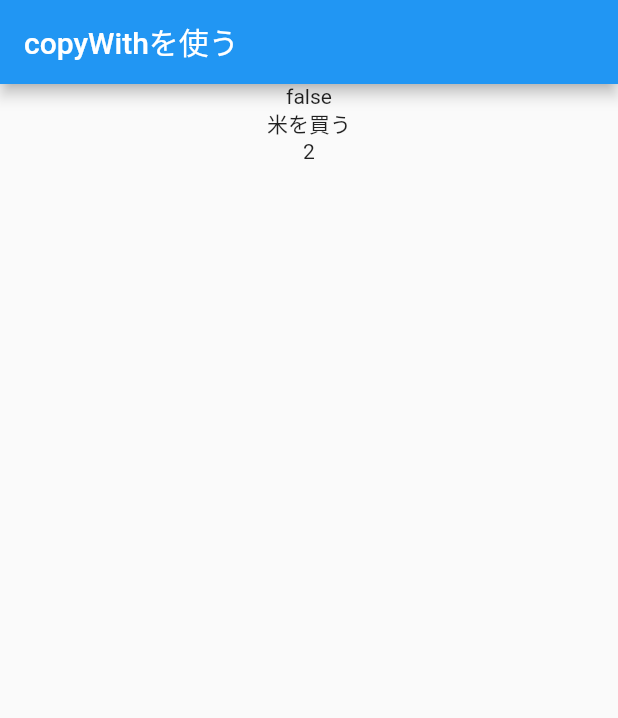
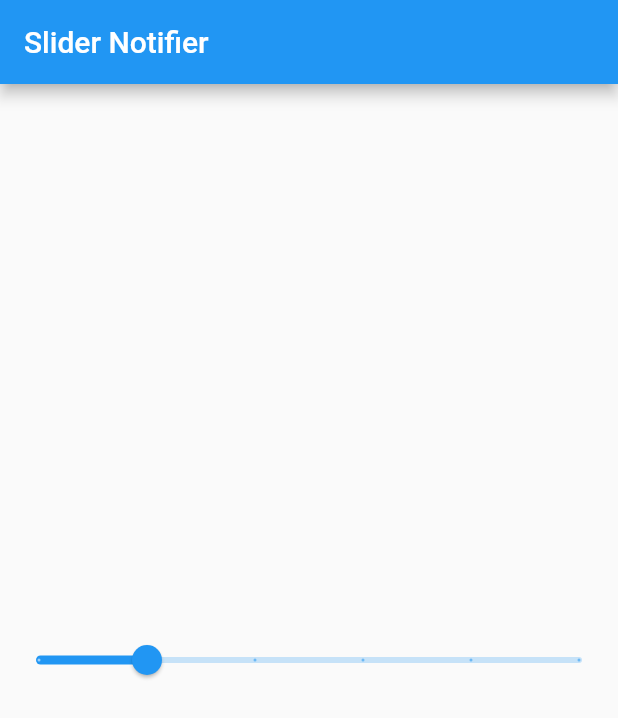
Before and after one commit to sakurakotubaki/OrechanzRiverpod, a Flutter app: the screen it shows after launch, on a phone screen of 412 x 824 dp. Shown: the top 718 px of the screen. Run offline on Flutter 3.47's test engine with Material 2 defaults, Android fonts, the phone set to English and light mode, and no system bars; our stand-ins replace flutter_riverpod, freezed_annotation.

Commit message:
doc: slider radiobutton

```diff
--- a/lib/main.dart
+++ b/lib/main.dart
@@ -1,22 +1,7 @@
 
 import 'package:flutter/material.dart';
 import 'package:flutter_riverpod/flutter_riverpod.dart';
-import 'package:orechanz/pages/todo/todo_page.dart';
-
-enum Gender { male, female }
-
-final genderProvider = NotifierProvider<CounterNotifier, Gender>(CounterNotifier.new);
-
-class CounterNotifier extends Notifier<Gender> {
-  @override
-   build() {
-    return Gender.female;
-  }
-
-  void updateGender(Gender value) {
-    state = value;
-  }
-}
+import 'package:orechanz/pages/widget/slider/slider_example.dart';
 
 void main() {
   runApp(
@@ -35,50 +20,7 @@ class MyApp extends ConsumerWidget {
   Widget build(BuildContext context, WidgetRef ref) {
 
     return MaterialApp(
-      home: TodoPage(),
+      home: SliderExample(),
     );
   }
 }
-
-// class Home extends ConsumerWidget {
-//   const Home({super.key});
-
-//   @override
-//   Widget build(BuildContext context, WidgetRef ref) {
-//     // ref.watchで、genderProviderを監視
-//     final gender = ref.watch(genderProvider);
-
-//     return Scaffold(
-//       appBar: AppBar(
-//         title: Text('Gender Selection'),
-//       ),
-//       body: Column(
-//         children: <Widget>[
-//           // ListTileを使って、RadioListTileを作成
-//           ListTile(
-//             title: const Text('男性'),
-//             leading: Radio<Gender>(
-//               value: Gender.male,// ここでenumの値を指定
-//               groupValue: gender,// ref.watchで、男性か女性かを監視
-//               // ref.readで、updateGenderを呼び出す
-//               onChanged: (Gender? value) {
-//                 ref.read(genderProvider.notifier).updateGender(value!);
-//               },
-//             ),
-//           ),
-//           ListTile(
-//             title: const Text('女性'),
-//             leading: Radio<Gender>(
-//               value: Gender.female,// ここでenumの値を指定
-//               groupValue: gender,// ref.watchで、男性か女性かを監視
-//               onChanged: (Gender? value) {
-//                 // ref.readで、updateGenderを呼び出す
-//                 ref.read(genderProvider.notifier).updateGender(value!);
-//               },
-//             ),
-//           ),
-//         ],
-//       ),
-//     );
-//   }
-// }
--- a/lib/model/todo/todo.dart
+++ b/lib/model/todo/todo.dart
@@ -5,13 +5,15 @@ part 'todo.freezed.dart';
 part 'todo.g.dart';
 
 // flutter pub run build_runner watch
-
+/* 動画撮影しているときは、なぜかboolで@Defaultの設定できなかった?
+コード修正して、コマンドをもう一度実行したら、boolで@Defaultの設定できた。
+*/
 @freezed
 class Todo with _$Todo {
   const factory Todo({
     @Default('') String task,
     @Default(0) int count,
-    required bool isDone,
+    @Default(false) bool isDone,
   }) = _Todo;
 
   factory Todo.fromJson(Map<String, Object?> json)
--- a/lib/pages/todo/todo_page.dart
+++ b/lib/pages/todo/todo_page.dart
@@ -12,7 +12,7 @@ class TodoPage extends ConsumerStatefulWidget {
 
 class _TodoPageState extends ConsumerState<TodoPage> {
   // Freezedはimuutableなので、copyWithで値を変更する
-  var todos = const Todo(isDone: false).copyWith(task: '米を買う', count: 2);
+  var todos = const Todo().copyWith(task: '米を買う', count: 2);
 
   @override
   void initState() {
--- /dev/null
+++ b/lib/pages/widget/radio_button/gender.dart
@@ -0,0 +1 @@
+enum Gender { male, female }
--- /dev/null
+++ b/lib/pages/widget/radio_button/gender_notifier.dart
@@ -0,0 +1,15 @@
+import 'package:flutter_riverpod/flutter_riverpod.dart';
+import 'package:orechanz/pages/widget/radio_button/gender.dart';
+
+final genderProvider = NotifierProvider<GenderNotifier, Gender>(GenderNotifier.new);
+
+class GenderNotifier extends Notifier<Gender> {
+  @override
+   build() {
+    return Gender.female;
+  }
+
+  void updateGender(Gender value) {
+    state = value;
+  }
+}
--- /dev/null
+++ b/lib/pages/widget/slider/slider_example.dart
@@ -0,0 +1,26 @@
+import 'package:flutter/material.dart';
+import 'package:flutter_riverpod/flutter_riverpod.dart';
+import 'package:orechanz/pages/widget/slider/slider_notifier.dart';
+
+
+class SliderExample extends ConsumerWidget {
+  const SliderExample({Key? key}) : super(key: key);
+
+  @override
+  Widget build(BuildContext context, WidgetRef ref) {
+    final currentSliderValue = ref.watch(sliderValueProvider);
+
+    return Scaffold(
+      appBar: AppBar(title: const Text('Slider Notifier')),
+      body: Slider(
+        value: currentSliderValue,
+        max: 100,
+        divisions: 5,
+        label: currentSliderValue.round().toString(),
+        onChanged: (double value) {
+          ref.read(sliderValueProvider.notifier).updateValue(value);
+        },
+      ),
+    );
+  }
+}
--- /dev/null
+++ b/lib/pages/widget/slider/slider_notifier.dart
@@ -0,0 +1,14 @@
+import 'package:flutter_riverpod/flutter_riverpod.dart';
+
+final sliderValueProvider = NotifierProvider<SliderNotifier, double>(SliderNotifier.new);
+
+class SliderNotifier extends Notifier<double> {
+  @override
+   build() {
+    return 20.0;
+  }
+
+  void updateValue(double newValue) {
+    state = newValue;
+  }
+}
```
Also changed, not shown: lib/pages/widget/radio_button/radio_button.dart (added, +47 -0 lines), lib/model/todo/todo.freezed.dart, lib/model/todo/todo.g.dart, 1 other file.
